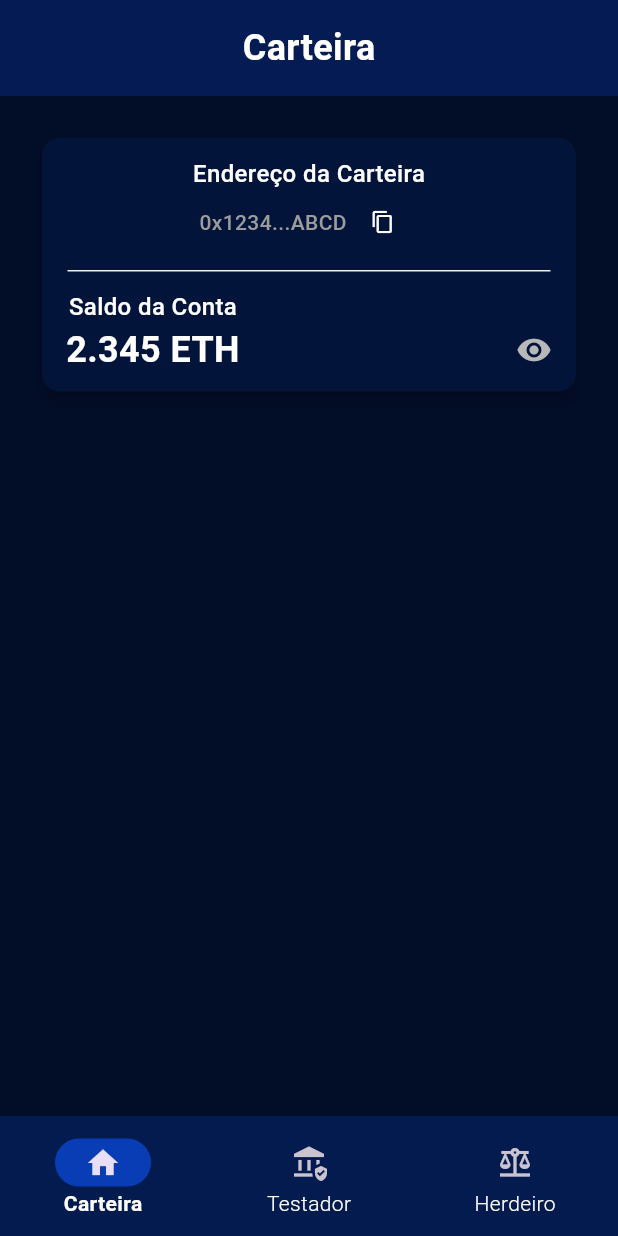
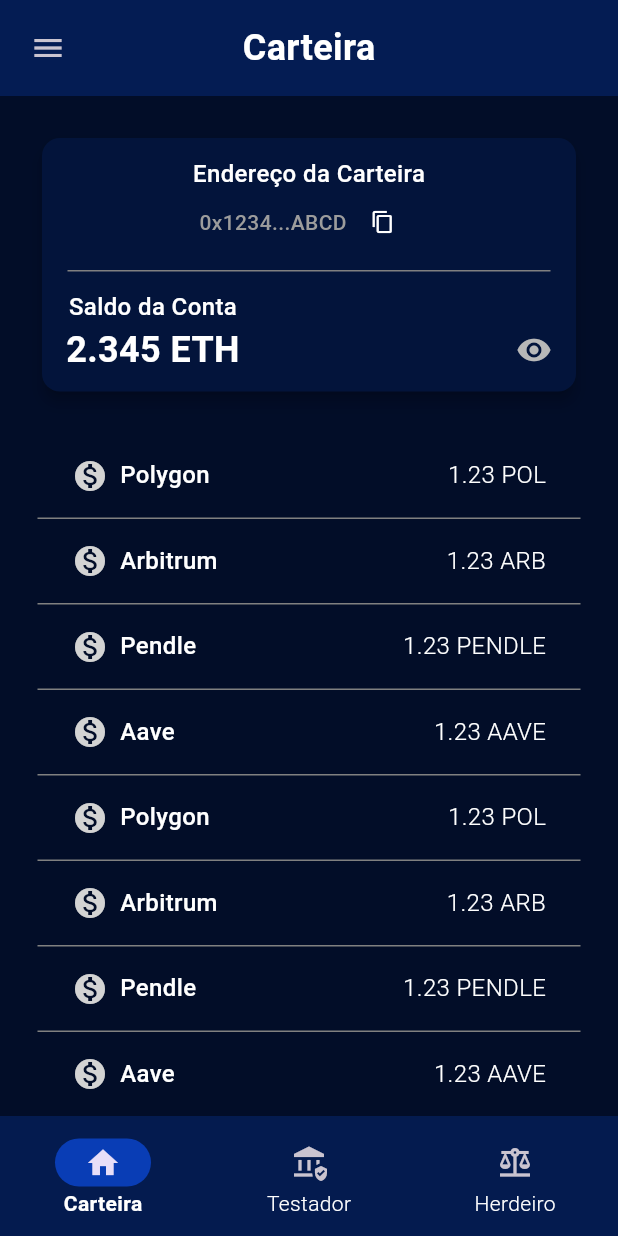
Before and after one commit to FelipeLemosBellini/tcc_heranca, a Flutter app: the HomeView screen opened by its route, on a phone screen of 412 x 824 dp. Run offline on Flutter 3.47's test engine with Material 3 defaults, Android fonts, the phone set to English and light mode, and no system bars; our stand-ins replace cloud_firestore, device_preview, firebase_auth, firebase_core, fpdart, get_it and 2 more; accounts and stored records are empty; Roboto replaces fonts that are missing (Tektur).

Commit message:
create drawer_home_widget.dart

```diff
--- a/lib/app_widget.dart
+++ b/lib/app_widget.dart
@@ -23,9 +23,8 @@ class MyApp extends StatelessWidget {
           indent: 1,
           space: 1,
           thickness: 1,
-          color: AppColors.gray,
+          color: AppColors.gray5,
         ),
-
         navigationBarTheme: NavigationBarThemeData(
           surfaceTintColor: Colors.black,
           backgroundColor: AppColors.primary5,
--- a/lib/ui/features/home/home_view.dart
+++ b/lib/ui/features/home/home_view.dart
@@ -1,5 +1,6 @@
 import 'package:flutter/material.dart';
 import 'package:tcc/ui/features/home/wallet_view/wallet_view.dart';
+import 'package:tcc/ui/features/home/widgets/drawer/drawer_home_widget.dart';
 import 'package:tcc/ui/features/testador/testador_view.dart';
 import 'package:tcc/ui/helpers/app_colors.dart';
 import 'package:tcc/ui/widgets/app_bars/app_bar_home_widget.dart';
@@ -13,6 +14,7 @@ class HomeView extends StatefulWidget {
 }
 
 class _HomeViewState extends State<HomeView> {
+  final GlobalKey<ScaffoldState> scaffoldKey = GlobalKey<ScaffoldState>();
   int _selectedIndex = 0;
 
   final List<Widget> _screens = [const WalletView(), const TestadorView(), const HerdeiroScreen()];
@@ -37,7 +39,15 @@ class _HomeViewState extends State<HomeView> {
   @override
   Widget build(BuildContext context) {
     return Scaffold(
-      appBar: AppBarHomeWidget(title: _titles[_selectedIndex], onTap: () {}),
+      key: scaffoldKey,
+      appBar: AppBarHomeWidget(
+        title: _titles[_selectedIndex],
+        onTap: () {},
+        openDrawer: () {
+          scaffoldKey.currentState?.openDrawer();
+        },
+      ),
+      drawer: DrawerHomeWidget(),
       body: PageView(
         physics: NeverScrollableScrollPhysics(),
         controller: _pageController,
--- a/lib/ui/features/home/wallet_view/wallet_view.dart
+++ b/lib/ui/features/home/wallet_view/wallet_view.dart
@@ -1,6 +1,8 @@
 import 'package:flutter/material.dart';
 import 'package:tcc/core/models/asset_model.dart';
 import 'package:tcc/ui/features/home/widgets/card_wallet_widget.dart';
+import 'package:tcc/ui/helpers/app_colors.dart';
+import 'package:tcc/ui/helpers/app_fonts.dart';
 
 class WalletView extends StatefulWidget {
   const WalletView({super.key});
@@ -16,9 +18,21 @@ class _WalletViewState extends State<WalletView> {
 
   final List<AssetModel> myAssets = [
     AssetModel(name: "Polygon", amount: 1.23, ticker: "POL"),
+    AssetModel(name: "Arbitrum", amount: 1.23, ticker: "ARB"),
+    AssetModel(name: "Pendle", amount: 1.23, ticker: "PENDLE"),
+    AssetModel(name: "Aave", amount: 1.23, ticker: "AAVE"),
     AssetModel(name: "Polygon", amount: 1.23, ticker: "POL"),
+    AssetModel(name: "Arbitrum", amount: 1.23, ticker: "ARB"),
+    AssetModel(name: "Pendle", amount: 1.23, ticker: "PENDLE"),
+    AssetModel(name: "Aave", amount: 1.23, ticker: "AAVE"),
     AssetModel(name: "Polygon", amount: 1.23, ticker: "POL"),
+    AssetModel(name: "Arbitrum", amount: 1.23, ticker: "ARB"),
+    AssetModel(name: "Pendle", amount: 1.23, ticker: "PENDLE"),
+    AssetModel(name: "Aave", amount: 1.23, ticker: "AAVE"),
     AssetModel(name: "Polygon", amount: 1.23, ticker: "POL"),
+    AssetModel(name: "Arbitrum", amount: 1.23, ticker: "ARB"),
+    AssetModel(name: "Pendle", amount: 1.23, ticker: "PENDLE"),
+    AssetModel(name: "Aave", amount: 1.23, ticker: "AAVE"),
   ];
 
   @override
@@ -27,11 +41,31 @@ class _WalletViewState extends State<WalletView> {
       shrinkWrap: true,
       children: [
         CardWalletWidget(addressUser: addressUser, balanceETH: balanceETH.toString()),
-        ListView.builder(
+        ListView.separated(
           shrinkWrap: true,
+          physics: NeverScrollableScrollPhysics(),
           itemCount: myAssets.length,
+          padding: EdgeInsets.symmetric(horizontal: 24),
           itemBuilder: (context, index) {
-            return Container();
+            return Container(
+              padding: EdgeInsets.symmetric(horizontal: 24, vertical: 16),
+              child: Row(
+                children: [
+                  Icon(Icons.monetization_on, color: AppColors.gray2, size: 24),
+                  Padding(
+                    padding: const EdgeInsets.symmetric(horizontal: 8),
+                    child: Text(myAssets[index].name, style: AppFonts.labelMediumMedium),
+                  ),
+
+                  const Spacer(),
+                  Text("${myAssets[index].amount} ", style: AppFonts.labelMediumLight),
+                  Text(myAssets[index].ticker, style: AppFonts.labelMediumLight),
+                ],
+              ),
+            );
+          },
+          separatorBuilder: (context, index) {
+            return Divider();
           },
         ),
       ],
--- a/lib/ui/helpers/app_colors.dart
+++ b/lib/ui/helpers/app_colors.dart
@@ -24,7 +24,7 @@ abstract class AppColors {
 
   //errorColor
   static Color error = const Color(0xfff01f44);
-  static Color error2 = const Color(0xfff01f44);
+  static Color error2 = const Color(0xffffacb9);
 
   //warningColor
   static Color warning = const Color(0xFFffc400);
--- a/lib/ui/widgets/app_bars/app_bar_home_widget.dart
+++ b/lib/ui/widgets/app_bars/app_bar_home_widget.dart
@@ -6,8 +6,9 @@ import 'package:tcc/ui/helpers/app_fonts.dart';
 class AppBarHomeWidget extends PreferredSize {
   final String title;
   final Function() onTap;
+  final Function() openDrawer;
 
-  AppBarHomeWidget({super.key, required this.title, required this.onTap})
+  AppBarHomeWidget({super.key, required this.title, required this.onTap, required this.openDrawer})
     : super(
         preferredSize: Size.fromHeight(64),
         child: SafeArea(
@@ -15,6 +16,13 @@ class AppBarHomeWidget extends PreferredSize {
             decoration: BoxDecoration(color: AppColors.primary5),
             child: Stack(
               children: [
+                Align(
+                  alignment: Alignment.centerLeft,
+                  child: Padding(
+                    padding: const EdgeInsets.only(left: 8),
+                    child: IconButton(onPressed: openDrawer, icon: Icon(Icons.menu)),
+                  ),
+                ),
                 Center(child: Text(title, style: AppFonts.labelHeadBold)),
               ],
             ),
--- a/lib/ui/widgets/material_widgets/material_design_view.dart
+++ b/lib/ui/widgets/material_widgets/material_design_view.dart
@@ -39,7 +39,11 @@ class _MaterialDesignViewState extends State<MaterialDesignView> {
               children: [
                 SizedBox(
                   height: 64,
-                  child: AppBarHomeWidget(title: "title", onTap: () => context.pop()),
+                  child: AppBarHomeWidget(
+                    title: "title",
+                    onTap: () => context.pop(),
+                    openDrawer: () => Scaffold.of(context).openDrawer(),
+                  ),
                 ),
                 SizedBox(height: 16),
                 TextFieldWidget(
```
Also changed, not shown: lib/ui/features/home/widgets/drawer/drawer_home_widget.dart (added, +92 -0 lines), lib/ui/features/home/widgets/drawer/item_drawer_widget.dart (added, +47 -0 lines), lib/ui/features/testador/new_testament/address/address_step_controller.dart (+2 -19 lines), lib/ui/features/testador/testador_view.dart (+12 -13 lines), lib/ui/widgets/text_field_widget.dart (+10 -4 lines).
